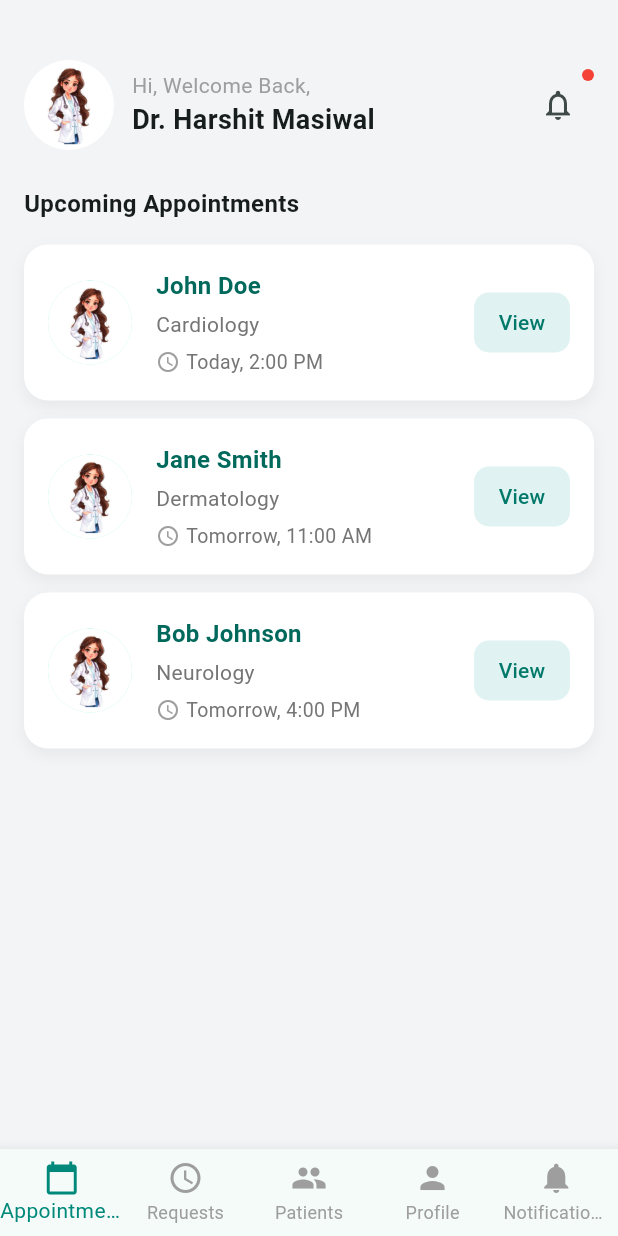
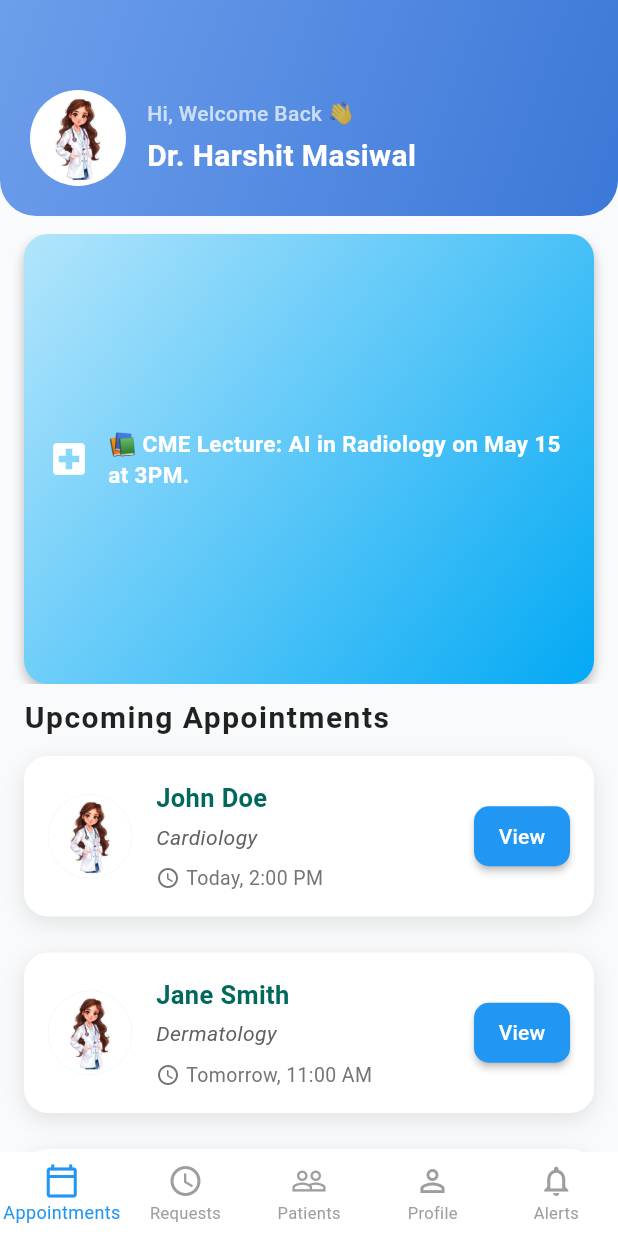
Before and after one commit to suryanshranjan/Hackoverflow, a Flutter app: the screen it shows after launch, on a phone screen of 412 x 824 dp. Run offline on Flutter 3.47's test engine with Material 3 defaults, Android fonts, the phone set to English and light mode, and no system bars; our stand-ins replace carousel_slider, shared_preferences.

Commit message:
updated doctor dashboard

```diff
--- a/frontend/hackoverflow/lib/auth/login.dart
+++ b/frontend/hackoverflow/lib/auth/login.dart
@@ -56,7 +56,7 @@ class _LoginPageState extends State<LoginPage> {
                   const SizedBox(height: 10),
 
                   // Welcome Text
-                  const Center(
+                   Center(
                     child: Text(
                       'Welcome',
                       style: TextStyle(
@@ -69,7 +69,7 @@ class _LoginPageState extends State<LoginPage> {
                   const SizedBox(height: 40),
 
                   // Sign In Text
-                  const Text(
+                   Text(
                     'Sign In',
                     style: TextStyle(
                       fontSize: 24,
@@ -80,7 +80,7 @@ class _LoginPageState extends State<LoginPage> {
                   const SizedBox(height: 8),
 
                   // Description Text
-                  const Text(
+                   Text(
                     "Welcome back! Enter your details to access your account.",
                     style: TextStyle(
                       fontSize: 14,
@@ -90,7 +90,7 @@ class _LoginPageState extends State<LoginPage> {
                   const SizedBox(height: 30),
 
                   // Email Label
-                  const Text(
+                   Text(
                     'Email',
                     style: TextStyle(
                       fontSize: 16,
@@ -140,7 +140,7 @@ class _LoginPageState extends State<LoginPage> {
                   const SizedBox(height: 20),
 
                   // Password Label
-                  const Text(
+                   Text(
                     'Password',
                     style: TextStyle(
                       fontSize: 16,
@@ -213,7 +213,7 @@ class _LoginPageState extends State<LoginPage> {
                         minimumSize: const Size(50, 30),
                         tapTargetSize: MaterialTapTargetSize.shrinkWrap,
                       ),
-                      child: const Text(
+                      child:  Text(
                         'Forget Password',
                         style: TextStyle(
                           color: Colors.grey,
@@ -248,7 +248,7 @@ class _LoginPageState extends State<LoginPage> {
                                 strokeWidth: 2,
                               ),
                             )
-                          : const Text(
+                          :  Text(
                               'Sign in',
                               style: TextStyle(
                                 fontSize: 16,
@@ -328,7 +328,7 @@ class _LoginPageState extends State<LoginPage> {
                             minimumSize: const Size(50, 30),
                             tapTargetSize: MaterialTapTargetSize.shrinkWrap,
                           ),
-                          child: const Text(
+                          child:  Text(
                             'Sign Up',
                             style: TextStyle(
                               color: Colors.blue,
@@ -482,7 +482,7 @@ class _LoginPageState extends State<LoginPage> {
         actions: [
           TextButton(
             onPressed: () => Navigator.pop(context),
-            child: const Text('OK'),
+            child:  Text('OK'),
           ),
         ],
       ),
--- a/frontend/hackoverflow/lib/auth/register.dart
+++ b/frontend/hackoverflow/lib/auth/register.dart
@@ -162,7 +162,7 @@ class _RegisterPageState extends State<RegisterPage> {
                   const SizedBox(height: 30),
 
                   // Sign Up Text
-                  const Text(
+                   Text(
                     'Sign Up',
                     style: TextStyle(
                       fontSize: 24,
@@ -173,7 +173,7 @@ class _RegisterPageState extends State<RegisterPage> {
                   const SizedBox(height: 8),
 
                   // Description Text
-                  const Text(
+                   Text(
                     "Fill in your details to create your account.",
                     style: TextStyle(
                       fontSize: 14,
@@ -183,7 +183,7 @@ class _RegisterPageState extends State<RegisterPage> {
                   const SizedBox(height: 30),
 
                   // Full Name Label
-                  const Text(
+                   Text(
                     'Full Name',
                     style: TextStyle(
                       fontSize: 16,
@@ -207,7 +207,7 @@ class _RegisterPageState extends State<RegisterPage> {
                   const SizedBox(height: 20),
 
                   // Email Label
-                  const Text(
+                   Text(
                     'Email',
                     style: TextStyle(
                       fontSize: 16,
@@ -236,7 +236,7 @@ class _RegisterPageState extends State<RegisterPage> {
                   const SizedBox(height: 20),
 
                   // Password Label
-                  const Text(
+                  Text(
                     'Password',
                     style: TextStyle(
                       fontSize: 16,
@@ -280,7 +280,7 @@ class _RegisterPageState extends State<RegisterPage> {
                   const SizedBox(height: 20),
 
                   // Confirm Password Label
-                  const Text(
+                   Text(
                     'Confirm Password',
                     style: TextStyle(
                       fontSize: 16,
@@ -326,7 +326,7 @@ class _RegisterPageState extends State<RegisterPage> {
                   const SizedBox(height: 20),
 
                   // Mobile Number Label
-                  const Text(
+                   Text(
                     'Mobile Number',
                     style: TextStyle(
                       fontSize: 16,
@@ -353,7 +353,7 @@ class _RegisterPageState extends State<RegisterPage> {
                   // Role-specific fields
                   if (widget.role == 'patient') ...[
                     // Age Label
-                    const Text(
+                     Text(
                       'Age',
                       style: TextStyle(
                         fontSize: 16,
@@ -381,7 +381,7 @@ class _RegisterPageState extends State<RegisterPage> {
                     const SizedBox(height: 20),
 
                     // Gender Label
-                    const Text(
+                     Text(
                       'Gender',
                       style: TextStyle(
                         fontSize: 16,
@@ -421,7 +421,7 @@ class _RegisterPageState extends State<RegisterPage> {
                     ),
                   ] else if (widget.role == 'doctor') ...[
                     // Speciality Label
-                    const Text(
+                     Text(
                       'Speciality',
                       style: TextStyle(
                         fontSize: 16,
@@ -485,7 +485,7 @@ class _RegisterPageState extends State<RegisterPage> {
                                 strokeWidth: 2,
                               ),
                             )
-                          : const Text(
+                          :  Text(
                               'Sign Up',
                               style: TextStyle(
                                 fontSize: 18,
@@ -578,7 +578,7 @@ class _RegisterPageState extends State<RegisterPage> {
                             minimumSize: const Size(50, 30),
                             tapTargetSize: MaterialTapTargetSize.shrinkWrap,
                           ),
-                          child: const Text(
+                          child:  Text(
                             'Sign In',
                             style: TextStyle(
                               color: Colors.teal,
@@ -717,7 +717,7 @@ class _RegisterPageState extends State<RegisterPage> {
         actions: [
           TextButton(
             onPressed: () => Navigator.pop(context),
-            child: const Text('OK'),
+            child:  Text('OK'),
           ),
         ],
       ),
--- a/frontend/hackoverflow/lib/screen/doctor/components/AppointmentCard.dart
+++ b/frontend/hackoverflow/lib/screen/doctor/components/AppointmentCard.dart
@@ -26,8 +26,8 @@ class AppointmentCard extends StatelessWidget {
         borderRadius: BorderRadius.circular(16),
         boxShadow: [
           BoxShadow(
-            color: Colors.black.withOpacity(0.05),
-            blurRadius: 8,
+            color: Colors.black.withOpacity(0.1),
+            blurRadius: 12,
             offset: const Offset(0, 4),
           ),
         ],
@@ -47,8 +47,8 @@ class AppointmentCard extends StatelessWidget {
                 Text(
                   name,
                   style: TextStyle(
-                    fontSize: 16,
-                    fontWeight: FontWeight.w600,
+                    fontSize: 17,
+                    fontWeight: FontWeight.bold,
                     color: Colors.teal[800],
                   ),
                 ),
@@ -57,14 +57,15 @@ class AppointmentCard extends StatelessWidget {
                   specialty,
                   style: TextStyle(
                     fontSize: 14,
-                    color: Colors.grey[600],
+                    color: Colors.grey[700],
+                    fontStyle: FontStyle.italic,
                   ),
                 ),
-                const SizedBox(height: 6),
+                const SizedBox(height: 8),
                 Row(
                   children: [
                     Icon(Icons.access_time_rounded,
-                        size: 16, color: Colors.grey[500]),
+                        size: 16, color: Colors.grey[600]),
                     const SizedBox(width: 4),
                     Text(
                       time,
@@ -81,13 +82,13 @@ class AppointmentCard extends StatelessWidget {
           ElevatedButton(
             onPressed: onViewPressed ?? () {},
             style: ElevatedButton.styleFrom(
-              backgroundColor: Colors.teal[50],
-              foregroundColor: Colors.teal[700],
+              backgroundColor: Colors.blue, // Blue color for the button
+              foregroundColor: Colors.white,
               padding: const EdgeInsets.symmetric(horizontal: 16, vertical: 10),
               shape: RoundedRectangleBorder(
                 borderRadius: BorderRadius.circular(10),
               ),
-              elevation: 0,
+              elevation: 2,
             ),
             child: const Text(
               'View',
--- a/frontend/hackoverflow/lib/screen/doctor/components/BottomNavBar.dart
+++ b/frontend/hackoverflow/lib/screen/doctor/components/BottomNavBar.dart
@@ -14,20 +14,38 @@ class BottomNavBar extends StatelessWidget {
   Widget build(BuildContext context) {
     return BottomNavigationBar(
       type: BottomNavigationBarType.fixed,
+      backgroundColor: Colors.white,
+      elevation: 0,
+      selectedFontSize: 12,
+      unselectedFontSize: 11,
+      selectedItemColor: Colors.blue,
+      unselectedItemColor: Colors.grey,
+      showUnselectedLabels: true,
+      iconSize: 24,
+      currentIndex: currentIndex,
+      onTap: onTap,
       items: const [
         BottomNavigationBarItem(
-            icon: Icon(Icons.calendar_today), label: 'Appointments'),
+          icon: Icon(Icons.calendar_today_outlined),
+          label: 'Appointments',
+        ),
         BottomNavigationBarItem(
-            icon: Icon(Icons.access_time), label: 'Requests'),
-        BottomNavigationBarItem(icon: Icon(Icons.people), label: 'Patients'),
-        BottomNavigationBarItem(icon: Icon(Icons.person), label: 'Profile'),
+          icon: Icon(Icons.access_time_outlined),
+          label: 'Requests',
+        ),
         BottomNavigationBarItem(
-            icon: Icon(Icons.notifications), label: 'Notifications'),
+          icon: Icon(Icons.people_outline),
+          label: 'Patients',
+        ),
+        BottomNavigationBarItem(
+          icon: Icon(Icons.person_outline),
+          label: 'Profile',
+        ),
+        BottomNavigationBarItem(
+          icon: Icon(Icons.notifications_none),
+          label: 'Alerts',
+        ),
       ],
-      currentIndex: currentIndex,
-      selectedItemColor: Colors.teal[600],
-      unselectedItemColor: Colors.grey,
-      onTap: onTap,
     );
   }
 }
--- a/frontend/hackoverflow/lib/screen/doctor/components/ProfileGreeting.dart
+++ b/frontend/hackoverflow/lib/screen/doctor/components/ProfileGreeting.dart
@@ -9,26 +9,33 @@ class ProfileGreeting extends StatelessWidget {
   Widget build(BuildContext context) {
     return Row(
       mainAxisAlignment: MainAxisAlignment.spaceBetween,
+      crossAxisAlignment: CrossAxisAlignment.center,
       children: [
         Row(
           children: [
-            CircleAvatar(
-              radius: 30,
+            const CircleAvatar(
+              radius: 32,
               backgroundImage: AssetImage('assets/doctor.webp'),
               backgroundColor: Colors.transparent,
             ),
-            const SizedBox(width: 12),
+            const SizedBox(width: 14),
             Column(
               crossAxisAlignment: CrossAxisAlignment.start,
               children: [
-                const Text(
-                  'Hi, Welcome Back,',
-                  style: TextStyle(fontSize: 14, color: Colors.grey),
+                 Text(
+                  'Hi, Welcome Back 👋',
+                  style: TextStyle(
+                    fontSize: 14,
+                    color: Colors.white70,
+                    fontWeight: FontWeight.w500,
+                  ),
                 ),
+                const SizedBox(height: 4),
                 Text(
                   doctorName,
                   style: const TextStyle(
-                    fontSize: 18,
+                    fontSize: 20,
+                    color: Colors.white,
                     fontWeight: FontWeight.bold,
                   ),
                 ),
@@ -36,27 +43,7 @@ class ProfileGreeting extends StatelessWidget {
             ),
           ],
         ),
-        Stack(
-          clipBehavior: Clip.none,
-          children: [
-            IconButton(
-              icon: const Icon(Icons.notifications_outlined),
-              onPressed: () {},
-            ),
-            Positioned(
-              right: 0,
-              top: 0,
-              child: Container(
-                width: 8,
-                height: 8,
-                decoration: const BoxDecoration(
-                  color: Colors.red,
-                  shape: BoxShape.circle,
-                ),
-              ),
-            ),
-          ],
-        ),
+        // Remove the notifications part here
       ],
     );
   }
--- a/frontend/hackoverflow/lib/screen/doctor/components/RequestCard.dart
+++ b/frontend/hackoverflow/lib/screen/doctor/components/RequestCard.dart
@@ -62,7 +62,7 @@ class RequestCard extends StatelessWidget {
                   children: [
                     ElevatedButton(
                       onPressed: onAccept,
-                      child: const Text("Accept"),
+                      child:  Text("Accept"),
                       style: ElevatedButton.styleFrom(
                         backgroundColor: Colors.teal,
                         foregroundColor: Colors.white,
@@ -72,7 +72,7 @@ class RequestCard extends StatelessWidget {
                     const SizedBox(width: 8),
                     OutlinedButton(
                       onPressed: onReject,
-                      child: const Text("Reject"),
+                      child:  Text("Reject"),
                       style: OutlinedButton.styleFrom(
                         foregroundColor: Colors.red,
                         side: const BorderSide(color: Colors.red),
--- /dev/null
+++ b/frontend/hackoverflow/lib/screen/doctor/components/TilesSection.dart
@@ -0,0 +1,130 @@
+import 'dart:async';
+import 'package:flutter/material.dart';
+
+class TilesSection extends StatefulWidget {
+  const TilesSection({super.key});
+
+  @override
+  State<TilesSection> createState() => _TilesSectionState();
+}
+
+class _TilesSectionState extends State<TilesSection> {
+  final PageController _pageController = PageController();
+  int _currentIndex = 0;
+
+  final List<_TileData> _tiles = [
+    _TileData(
+      text: '🧪 New Vaccine Update: Trials for RSV show 95% effectiveness.',
+      colors: [Color(0xFFC8E6C9), Color(0xFF4CAF50)], // yellow-orange
+    ),
+    _TileData(
+      text: '📚 CME Lecture: AI in Radiology on May 15 at 3PM.',
+      colors: [Color(0xFFB3E5FC), Color(0xFF03A9F4)], // blue
+    ),
+    _TileData(
+      text:
+          '📢 Announcement: New patient portal launched with telemedicine features.',
+      colors: [Color(0xFFFFE082), Color(0xFFFFC107)], // green
+    ),
+    _TileData(
+      text:
+          '🧬 Research: Breakthrough in gene therapy for rare blood disorders.',
+      colors: [Color(0xFFD1C4E9), Color(0xFF673AB7)], // purple
+    ),
+    _TileData(
+      text: '💊 Drug Alert: FDA recalls batch of Metformin XR 500mg.',
+      colors: [Color(0xFFFFCDD2), Color(0xFFE53935)], // red
+    ),
+  ];
+
+  Timer? _timer;
+
+  @override
+  void initState() {
+    super.initState();
+    _startAutoScroll();
+  }
+
+  void _startAutoScroll() {
+    _timer = Timer.periodic(const Duration(seconds: 5), (_) {
+      if (_pageController.hasClients) {
+        int nextPage = (_currentIndex + 1) % _tiles.length;
+        _pageController.animateToPage(
+          nextPage,
+          duration: const Duration(milliseconds: 600),
+          curve: Curves.easeInOut,
+        );
+        setState(() => _currentIndex = nextPage);
+      }
+    });
+  }
+
+  @override
+  void dispose() {
+    _timer?.cancel();
+    _pageController.dispose();
+    super.dispose();
+  }
+
+  @override
+  Widget build(BuildContext context) {
+    return Container(
+      height: 300,
+      margin: const EdgeInsets.only(top: 12),
+      child: PageView.builder(
+        controller: _pageController,
+        itemCount: _tiles.length,
+        itemBuilder: (context, index) {
+          return _buildTile(_tiles[index]);
+        },
+      ),
+    );
+  }
+
+  Widget _buildTile(_TileData tile) {
+    return Container(
+      margin: const EdgeInsets.symmetric(horizontal: 16),
+      decoration: BoxDecoration(
+        gradient: LinearGradient(
+          colors: tile.colors,
+          begin: Alignment.topLeft,
+          end: Alignment.bottomRight,
+        ),
+        borderRadius: BorderRadius.circular(16),
+        boxShadow: const [
+          BoxShadow(
+            color: Colors.black26,
+            blurRadius: 6,
+            offset: Offset(0, 4),
+          ),
+        ],
+      ),
+      padding: const EdgeInsets.all(16),
+      child: Row(
+        children: [
+          const Icon(Icons.local_hospital, color: Colors.white, size: 28),
+          const SizedBox(width: 12),
+          Expanded(
+            child: Text(
+              tile.text,
+              style: const TextStyle(
+                color: Colors.white,
+                fontSize: 15,
+                fontWeight: FontWeight.w600,
+              ),
+              maxLines: 3,
+              overflow: TextOverflow.ellipsis,
+            ),
+          ),
+        ],
+      ),
+    );
+  }
+}
+
+class _TileData {
+  final String text;
+  final List<Color> colors;
+
+  _TileData({required this.text, required this.colors});
+}
--- a/frontend/hackoverflow/lib/screen/doctor/doctor_dashboard.dart
+++ b/frontend/hackoverflow/lib/screen/doctor/doctor_dashboard.dart
@@ -3,6 +3,7 @@ import 'package:hackoverflow/screen/doctor/request_appointment.dart';
 import './components/AppointmentCard.dart';
 import './components/ProfileGreeting.dart';
 import './components/BottomNavBar.dart';
+import './components/TilesSection.dart';
 import '../doctor/ProfilePage.dart';
 
 class DoctorDashboard extends StatefulWidget {
@@ -15,32 +16,43 @@ class DoctorDashboard extends StatefulWidget {
 class _DoctorDashboardState extends State<DoctorDashboard> {
   int _selectedIndex = 0;
 
+  // Method to handle navigation between different screens
   void _onItemTapped(int index) {
     setState(() {
       _selectedIndex = index;
     });
   }
 
-  Widget _buildBody() {
-    switch (_selectedIndex) {
-      case 0:
-        return Padding(
-          padding: const EdgeInsets.all(16),
-          child: Column(
+  // Header for the Doctor's Dashboard screen
+  Widget _buildHeader() {
+    return Container(
+      padding: const EdgeInsets.all(20),
+      decoration: const BoxDecoration(
+        gradient: LinearGradient(
+          colors: [Color(0xFF6D9EEB), Color(0xFF3C78D8)],
+          begin: Alignment.topLeft,
+          end: Alignment.bottomRight,
+        ),
+        borderRadius: BorderRadius.only(
+          bottomLeft: Radius.circular(24),
+          bottomRight: Radius.circular(24),
+        ),
+      ),
+      child: const Column(
+        crossAxisAlignment: CrossAxisAlignment.start,
         children: [
-              const SizedBox(height: 24),
-              const ProfileGreeting(doctorName: 'Dr. Harshit Masiwal'),
-              const SizedBox(height: 24),
-              Row(
-                children: const [
-                  Text('Upcoming Appointments',
-                      style:
-                          TextStyle(fontSize: 16, fontWeight: FontWeight.bold)),
+          SizedBox(height: 40),
+          ProfileGreeting(doctorName: 'Dr. Harshit Masiwal'),
         ],
       ),
-              const SizedBox(height: 16),
-              Expanded(
-                child: ListView(
+    );
+  }
+
+  // List of upcoming appointments
+  Widget _buildAppointmentsList() {
+    return Padding(
+      padding: const EdgeInsets.symmetric(horizontal: 16, vertical: 12),
+      child: Column(
         children: const [
           AppointmentCard(
             name: 'John Doe',
@@ -48,12 +60,14 @@ class _DoctorDashboardState extends State<DoctorDashboard> {
             time: 'Today, 2:00 PM',
             profileImage: 'assets/doctor.webp',
           ),
+          SizedBox(height: 12),
           AppointmentCard(
             name: 'Jane Smith',
             specialty: 'Dermatology',
             time: 'Tomorrow, 11:00 AM',
             profileImage: 'assets/doctor.webp',
           ),
+          SizedBox(height: 12),
           AppointmentCard(
             name: 'Bob Johnson',
             specialty: 'Neurology',
@@ -62,28 +76,57 @@ class _DoctorDashboardState extends State<DoctorDashboard> {
           ),
         ],
       ),
+    );
+  }
+
+  // Body of the Doctor Dashboard, changing based on selected index
+  // Body of the Doctor Dashboard, changing based on selected index
+Widget _buildBody() {
+  switch (_selectedIndex) {
+    case 0:
+      return SingleChildScrollView(
+        child: Column(
+          crossAxisAlignment: CrossAxisAlignment.start,
+          children: [
+            _buildHeader(),
+            const TilesSection(),
+            const SizedBox(height: 8),
+            Padding(
+              padding: const EdgeInsets.symmetric(horizontal: 16), // Added padding
+              child: Text(
+                'Upcoming Appointments',
+                style: TextStyle(
+                  fontSize: 20, // Slightly larger for emphasis
+                  fontWeight: FontWeight.bold,
+                  color: Colors.black87,
+                  letterSpacing: 1, // Adds a bit of spacing between the letters
+                  height: 1.4, // Adjust line height for better spacing
                 ),
+              ),
+            ),
+            _buildAppointmentsList(),
           ],
         ),
       );
     case 1:
       return RequestAppointmentPage();
     case 2:
-        return const Center(child: Text("Patients screen coming soon..."));
+      return Center(child: Text("Patients screen coming soon..."));
     case 3:
-        return ProfilePage(); //  Show ProfilePage here
+      return ProfilePage();
     case 4:
-        return const Center(child: Text("Notifications screen coming soon..."));
+      return Center(child: Text("Notifications screen coming soon..."));
     default:
       return const SizedBox();
   }
 }
 
+
   @override
   Widget build(BuildContext context) {
     return Scaffold(
-      backgroundColor: const Color(0xFFF3F4F6),
-      body: _buildBody(),
+      backgroundColor: const Color(0xFFF9FAFB), // Light background color
+      body: SafeArea(child: _buildBody()), // Ensure body is inside safe area
       bottomNavigationBar: BottomNavBar(
         currentIndex: _selectedIndex,
         onTap: _onItemTapped,
--- a/frontend/hackoverflow/lib/screen/doctor/request_appointment.dart
+++ b/frontend/hackoverflow/lib/screen/doctor/request_appointment.dart
@@ -44,7 +44,7 @@ class RequestAppointmentPage extends StatelessWidget {
           } else if (snapshot.hasError) {
             return Center(child: Text('Error: ${snapshot.error}'));
           } else if (!snapshot.hasData || snapshot.data!.isEmpty) {
-            return const Center(child: Text('No requests available.'));
+            return  Center(child: Text('No requests available.'));
           }
 
           final requests = snapshot.data!;
@@ -55,7 +55,7 @@ class RequestAppointmentPage extends StatelessWidget {
               crossAxisAlignment: CrossAxisAlignment.start,
               children: [
                 const SizedBox(height: 40),
-                const Text(
+                Text(
                   'Incoming Appointment Requests',
                   style: TextStyle(
                     fontSize: 20,
--- a/frontend/hackoverflow/lib/splashscreen.dart
+++ b/frontend/hackoverflow/lib/splashscreen.dart
@@ -377,7 +377,7 @@ class SecondFrame extends StatelessWidget {
                         ),
                         child: Row(
                           mainAxisSize: MainAxisSize.min,
-                          children: const [
+                          children: [
                             Icon(Icons.healing),
                             SizedBox(width: 8),
                             Text('Get Started', style: TextStyle(fontSize: 16)),
```
Also changed, not shown: 4 other files. Lines whose indentation alone changed are shown as unchanged.
